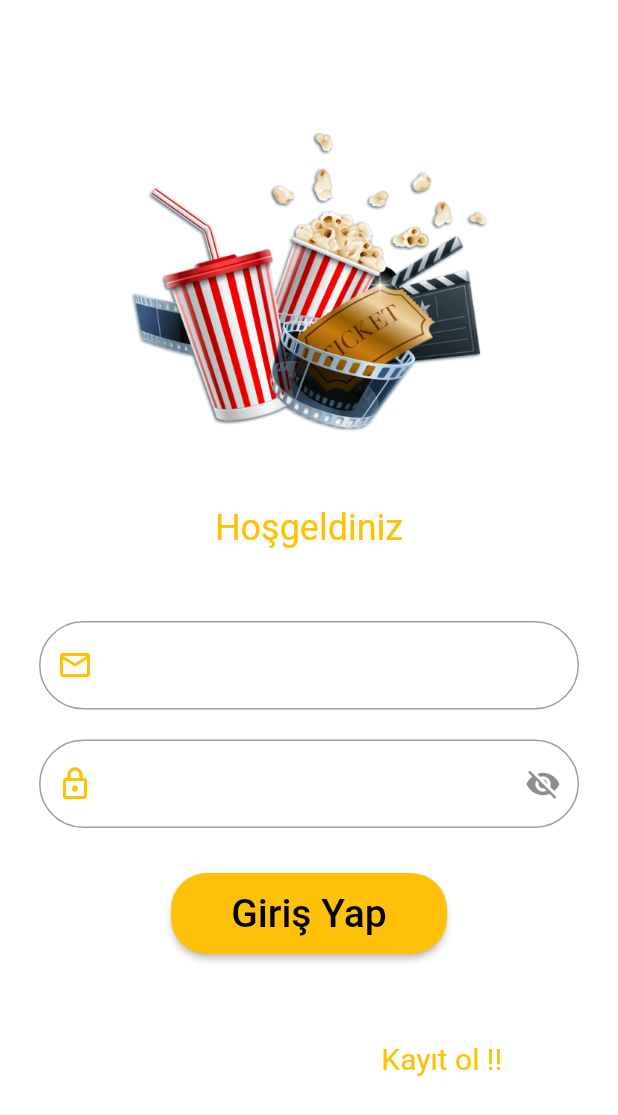
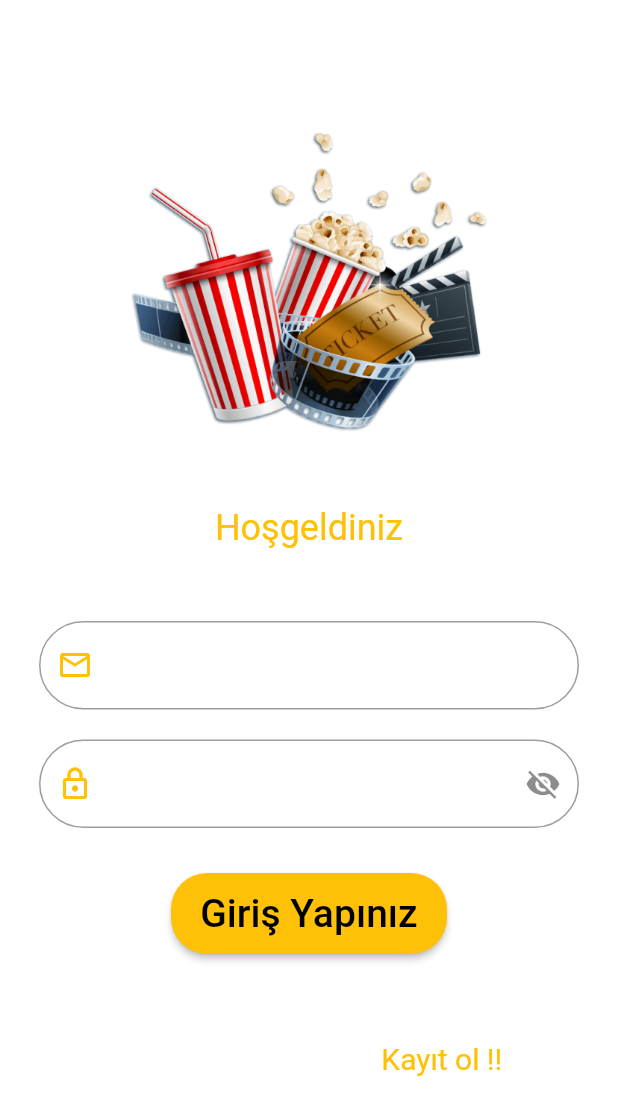
Before and after one commit to HamzaUcar89/biletuygulama-master, a Flutter app: the screen it shows after launch, on a phone screen of 412 x 824 dp. Shown: the top 1115 px of the screen. Run offline on Flutter 3.47's test engine with Material 2 defaults, Android fonts, the phone set to English and light mode, and no system bars; our stand-ins replace firebase_auth, firebase_core; missing offline and left inert: rolling_bottom_bar; accounts and stored records are empty.

Commit message:
anasayfa düzenlendi

```diff
--- a/lib/login.dart
+++ b/lib/login.dart
@@ -177,7 +177,7 @@ class _LoginFormState extends State<LoginForm> {
                   shape: RoundedRectangleBorder(
                       borderRadius: BorderRadius.all(Radius.circular(24.0)))),
               child: Text(
-                'Giriş Yap',
+                'Giriş Yapınız',
                 style: TextStyle(fontSize: 26,color: Colors.black),
               ),
             ),
```
